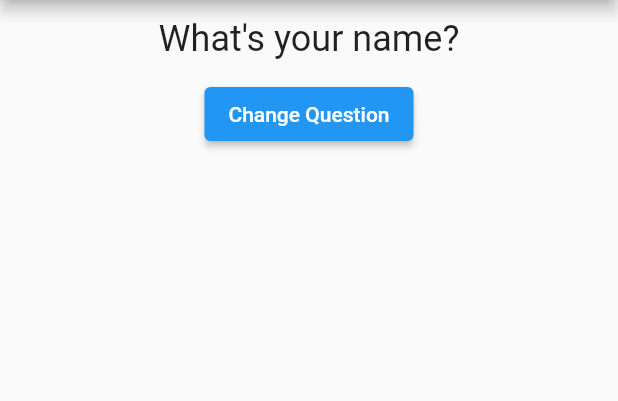
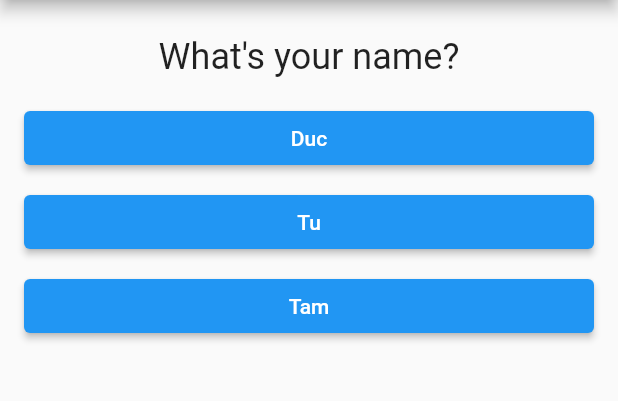
Before and after one commit to ducvt97/learn-flutter, a Flutter app: the screen it shows after launch, on a phone screen of 412 x 824 dp, the part 84-485 px from its top. Run offline on Flutter 3.47's test engine with Material 2 defaults, Android fonts, the phone set to English and light mode, and no system bars.

Commit message:
Complete section 2. Finish first_app

```diff
--- /dev/null
+++ b/first_app/lib/answer.dart
@@ -0,0 +1,24 @@
+import 'package:flutter/material.dart';
+
+class Answer extends StatelessWidget {
+  final String? answerText;
+  final VoidCallback? onPressed; // a type of function
+  const Answer({super.key, this.answerText, this.onPressed});
+
+  @override
+  Widget build(BuildContext context) {
+    return Container(
+      width: double.infinity,
+      margin: const EdgeInsets.only(top: 8),
+      child: answerText != null
+          ? ElevatedButton(
+              onPressed: onPressed,
+              style: const ButtonStyle(
+                backgroundColor: MaterialStatePropertyAll<Color>(Colors.blue),
+              ),
+              child: Text(answerText!),
+            )
+          : const Text('Error loading answer!'),
+    );
+  }
+}
--- a/first_app/lib/main.dart
+++ b/first_app/lib/main.dart
@@ -1,4 +1,5 @@
-import 'package:first_app/question.dart';
+import 'package:first_app/quiz.dart';
+import 'package:first_app/result.dart';
 
 import 'package:flutter/material.dart';
 
@@ -16,11 +17,38 @@ class MyApp extends StatefulWidget {
 }
 
 class MyAppState extends State<MyApp> {
-  var questions = ['What\'s your name?', 'How old are you?'], currentQIndex = 0;
+  final questions = const [
+    {
+      'question': 'What\'s your name?',
+      'answers': [
+        {'text': 'Duc', 'score': 1},
+        {'text': 'Tu', 'score': 2},
+        {'text': 'Tam', 'score': 3},
+      ],
+    },
+    {
+      'question': 'How old are you?',
+      'answers': [
+        {'text': '20', 'score': 1},
+        {'text': '26', 'score': 2},
+        {'text': '30', 'score': 3},
+      ],
+    }
+  ];
+  int currentQIndex = 0;
+  int totalScore = 0;
 
-  void onPressBtn() {
+  void pressAnswer(int score) {
     setState(() {
-      currentQIndex = currentQIndex == 0 ? 1 : 0;
+      currentQIndex = currentQIndex + 1;
+      totalScore += score;
+    });
+  }
+
+  void pressRedoQuiz() {
+    setState(() {
+      currentQIndex = 0;
+      totalScore = 0;
     });
   }
 
@@ -29,13 +57,19 @@ class MyAppState extends State<MyApp> {
     return MaterialApp(
         home: Scaffold(
       appBar: AppBar(title: const Text('My App')),
-      body: Column(children: [
-        Question(questionText: questions[currentQIndex]),
-        ElevatedButton(
-          onPressed: onPressBtn,
-          child: const Text('Change Question'),
-        ),
-      ]),
+      body: Container(
+        padding: const EdgeInsets.all(16),
+        child: currentQIndex < questions.length
+            ? Quiz(
+                questions: questions,
+                currentQIndex: currentQIndex,
+                pressAnswer: pressAnswer,
+              )
+            : Result(
+                score: totalScore,
+                redoQuiz: pressRedoQuiz,
+              ),
+      ),
     ));
   }
 }
--- a/first_app/lib/question.dart
+++ b/first_app/lib/question.dart
@@ -1,18 +1,18 @@
 import 'package:flutter/material.dart';
 
 class Question extends StatelessWidget {
-  final String questionText;
+  final String? questionText;
 
-  const Question({this.questionText = '', super.key});
+  const Question({@required this.questionText, super.key});
 
   @override
   Widget build(BuildContext context) {
     return Container(
       alignment: Alignment.center,
       width: double.infinity, // max size of screen
-      padding: const EdgeInsets.all(12),
+      padding: const EdgeInsets.symmetric(vertical: 8),
       child: Text(
-        questionText,
+        questionText ?? 'Error loading question!',
         style: const TextStyle(fontSize: 24),
       ),
     );
--- /dev/null
+++ b/first_app/lib/quiz.dart
@@ -0,0 +1,35 @@
+import 'package:first_app/answer.dart';
+import 'package:first_app/question.dart';
+import 'package:flutter/material.dart';
+
+class Quiz extends StatelessWidget {
+  final List<Map<String, Object>> questions;
+  final Function pressAnswer;
+  final int currentQIndex;
+
+  const Quiz({
+    required this.questions,
+    required this.currentQIndex,
+    required this.pressAnswer,
+    super.key,
+  });
+
+  @override
+  Widget build(BuildContext context) {
+    return Column(
+      children: [
+        Question(
+          questionText: questions[currentQIndex]['question'] as String,
+        ),
+        ...(questions[currentQIndex]['answers'] as List)
+            .map(
+              (answer) => Answer(
+                answerText: answer['text'].toString(),
+                onPressed: () => pressAnswer(answer['score']),
+              ),
+            )
+            .toList(),
+      ],
+    );
+  }
+}
--- /dev/null
+++ b/first_app/lib/result.dart
@@ -0,0 +1,28 @@
+import 'package:flutter/material.dart';
+
+class Result extends StatelessWidget {
+  final int score;
+  final VoidCallback redoQuiz;
+  const Result({required this.score, required this.redoQuiz, super.key});
+
+  @override
+  Widget build(BuildContext context) {
+    return Center(
+      child: Column(
+        children: [
+          Text(
+            'Quiz finish!!\n Your total score: $score',
+            textAlign: TextAlign.center,
+            style: const TextStyle(
+              fontSize: 20,
+            ),
+          ),
+          ElevatedButton(
+            onPressed: redoQuiz,
+            child: const Text('Redo Quiz'),
+          ),
+        ],
+      ),
+    );
+  }
+}
```
